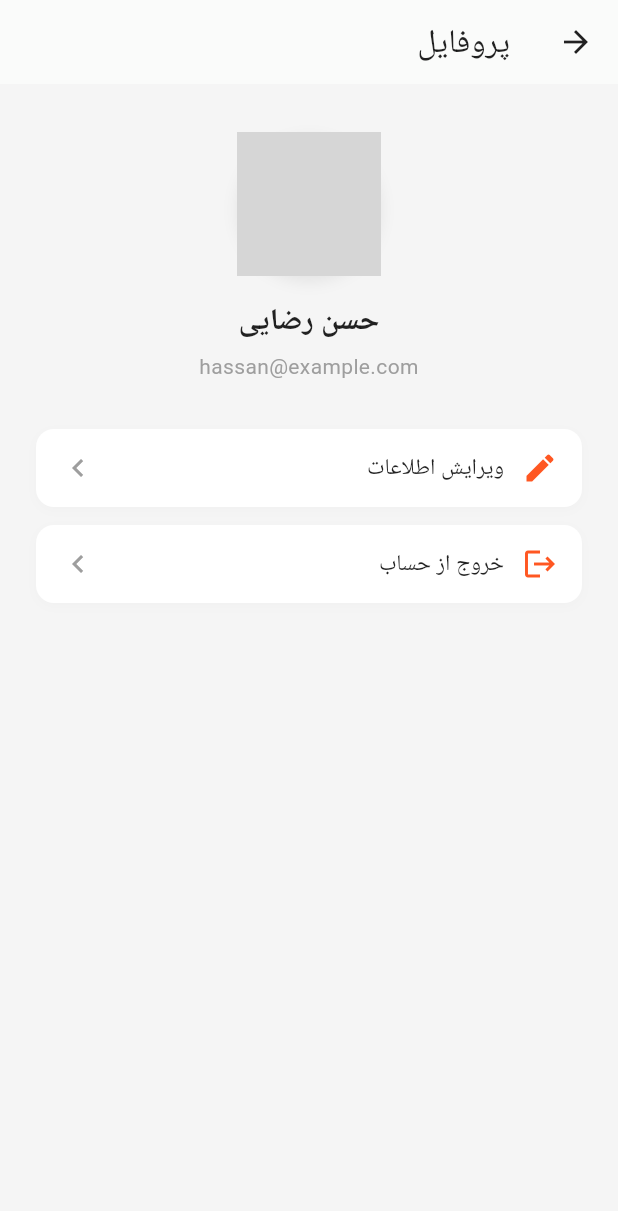
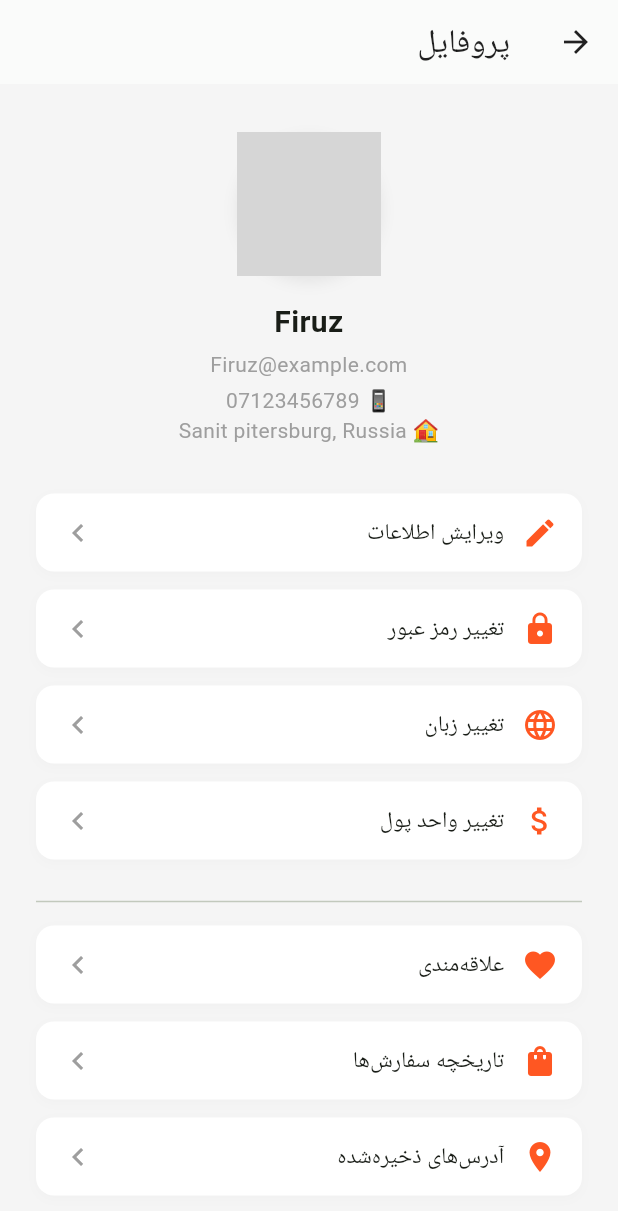
Before and after one commit to HassanEhsani/FiruzMarket, a Flutter app: the screen it shows after launch, item 6 of the bottom bar chosen, on a phone screen of 412 x 824 dp. Shown: the top 1211 px of the screen. Run offline on Flutter 3.47's test engine with Material 3 defaults, Android fonts, the light colour scheme and no system bars; our stand-ins replace cloud_firestore, file_picker, firebase_core, firebase_storage; accounts and stored records are empty; grey boxes are pictures that could not be loaded.

Commit message:
feat(profile): enhanced profile screen with full localization and cross-platform support

```diff
--- a/lib/l10n/app_localizations.dart
+++ b/lib/l10n/app_localizations.dart
@@ -375,6 +375,36 @@ abstract class AppLocalizations {
   /// In en, this message translates to:
   /// **'Login'**
   String get login;
+
+  /// No description provided for @changeCurrency.
+  ///
+  /// In en, this message translates to:
+  /// **'Change currency'**
+  String get changeCurrency;
+
+  /// No description provided for @changePassword.
+  ///
+  /// In en, this message translates to:
+  /// **'Change password'**
+  String get changePassword;
+
+  /// No description provided for @changeLanguage.
+  ///
+  /// In en, this message translates to:
+  /// **'Change language'**
+  String get changeLanguage;
+
+  /// No description provided for @orderHistory.
+  ///
+  /// In en, this message translates to:
+  /// **'Order history'**
+  String get orderHistory;
+
+  /// No description provided for @savedAddresses.
+  ///
+  /// In en, this message translates to:
+  /// **'Saved addresses'**
+  String get savedAddresses;
 }
 
 class _AppLocalizationsDelegate
--- a/lib/l10n/app_localizations_fa.dart
+++ b/lib/l10n/app_localizations_fa.dart
@@ -147,4 +147,19 @@ class AppLocalizationsFa extends AppLocalizations {
 
   @override
   String get login => 'ورود';
+
+  @override
+  String get changeCurrency => 'تغییر واحد پول';
+
+  @override
+  String get changePassword => 'تغییر رمز عبور';
+
+  @override
+  String get changeLanguage => 'تغییر زبان';
+
+  @override
+  String get orderHistory => 'تاریخچه سفارش‌ها';
+
+  @override
+  String get savedAddresses => 'آدرس‌های ذخیره‌شده';
 }
--- a/lib/l10n/intl_fa.arb
+++ b/lib/l10n/intl_fa.arb
@@ -127,6 +127,10 @@
   "categoryBooks": "کتاب",
   "adminWelcome": "خوش آمدید، لطفاً وارد شوید",
   "enterPassword": "رمز عبور را وارد کنید",
-  "login": "ورود"
-
+  "login": "ورود",
+  "changeCurrency": "تغییر واحد پول",
+  "changePassword": "تغییر رمز عبور",
+  "changeLanguage": "تغییر زبان",
+  "orderHistory": "تاریخچه سفارش‌ها",
+  "savedAddresses": "آدرس‌های ذخیره‌شده"
 }
--- a/lib/screens/profile_screen.dart
+++ b/lib/screens/profile_screen.dart
@@ -21,6 +21,7 @@ class ProfileScreen extends StatelessWidget {
         child: Column(
           crossAxisAlignment: CrossAxisAlignment.center,
           children: [
+            // 👤 تصویر و اطلاعات کاربر
             Container(
               decoration: BoxDecoration(
                 shape: BoxShape.circle,
@@ -38,38 +39,40 @@ class ProfileScreen extends StatelessWidget {
               ),
             ),
             const SizedBox(height: 16),
-            Text(
-              'حسن رضایی',
-              style: const TextStyle(
-                fontSize: 20,
-                fontWeight: FontWeight.bold,
-                color: Colors.black87,
-              ),
-            ),
+            Text('Firuz',
+                style: const TextStyle(fontSize: 20, fontWeight: FontWeight.bold)),
             const SizedBox(height: 4),
-            Text(
-              'hassan@example.com',
-              style: const TextStyle(
-                fontSize: 14,
-                color: Colors.grey,
-              ),
-            ),
+            Text('Firuz@example.com',
+                style: const TextStyle(fontSize: 14, color: Colors.grey)),
+            const SizedBox(height: 4),
+            Text('📱 07123456789',
+                style: const TextStyle(fontSize: 14, color: Colors.grey)),
+            Text('🏠 Sanit pitersburg, Russia',
+                style: const TextStyle(fontSize: 14, color: Colors.grey)),
             const SizedBox(height: 32),
-            _buildProfileAction(
-              icon: Icons.edit,
-              label: loc.editProfile,
-              onTap: () {
-                // TODO: ویرایش پروفایل
-              },
-            ),
+
+            // ⚙️ تنظیمات حساب
+            _buildProfileAction(icon: Icons.edit, label: loc.editProfile, onTap: () {}),
             const SizedBox(height: 12),
-            _buildProfileAction(
-              icon: Icons.logout,
-              label: loc.logout,
-              onTap: () {
-                // TODO: خروج از حساب
-              },
-            ),
+            _buildProfileAction(icon: Icons.lock, label: loc.changePassword, onTap: () {}),
+            const SizedBox(height: 12),
+            _buildProfileAction(icon: Icons.language, label: loc.changeLanguage, onTap: () {}),
+            const SizedBox(height: 12),
+            _buildProfileAction(icon: Icons.attach_money, label: loc.changeCurrency, onTap: () {}),
+            const SizedBox(height: 12),
+
+            // 📦 فعالیت‌های کاربر
+            const Divider(height: 32),
+            _buildProfileAction(icon: Icons.favorite, label: loc.navFavorites, onTap: () {}),
+            const SizedBox(height: 12),
+            _buildProfileAction(icon: Icons.shopping_bag, label: loc.orderHistory, onTap: () {}),
+            const SizedBox(height: 12),
+            _buildProfileAction(icon: Icons.location_on, label: loc.savedAddresses, onTap: () {}),
+            const SizedBox(height: 12),
+
+            // 🚪 خروج
+            const Divider(height: 32),
+            _buildProfileAction(icon: Icons.logout, label: loc.logout, onTap: () {}),
           ],
         ),
       ),
@@ -101,14 +104,8 @@ class ProfileScreen extends StatelessWidget {
           children: [
             Icon(icon, color: Colors.deepOrange),
             const SizedBox(width: 12),
-            Text(
-              label,
-              style: const TextStyle(
-                fontSize: 15,
-                color: Colors.black87,
-                fontWeight: FontWeight.w500,
-              ),
-            ),
+            Text(label,
+                style: const TextStyle(fontSize: 15, fontWeight: FontWeight.w500)),
             const Spacer(),
             const Icon(Icons.chevron_right, color: Colors.grey),
           ],
```
Also changed, not shown: lib/l10n/app_localizations_en.dart (+15 -0 lines), lib/l10n/app_localizations_ru.dart (+15 -0 lines), lib/l10n/intl_en.arb (+7 -20 lines), lib/l10n/intl_ru.arb (+6 -1 lines).
